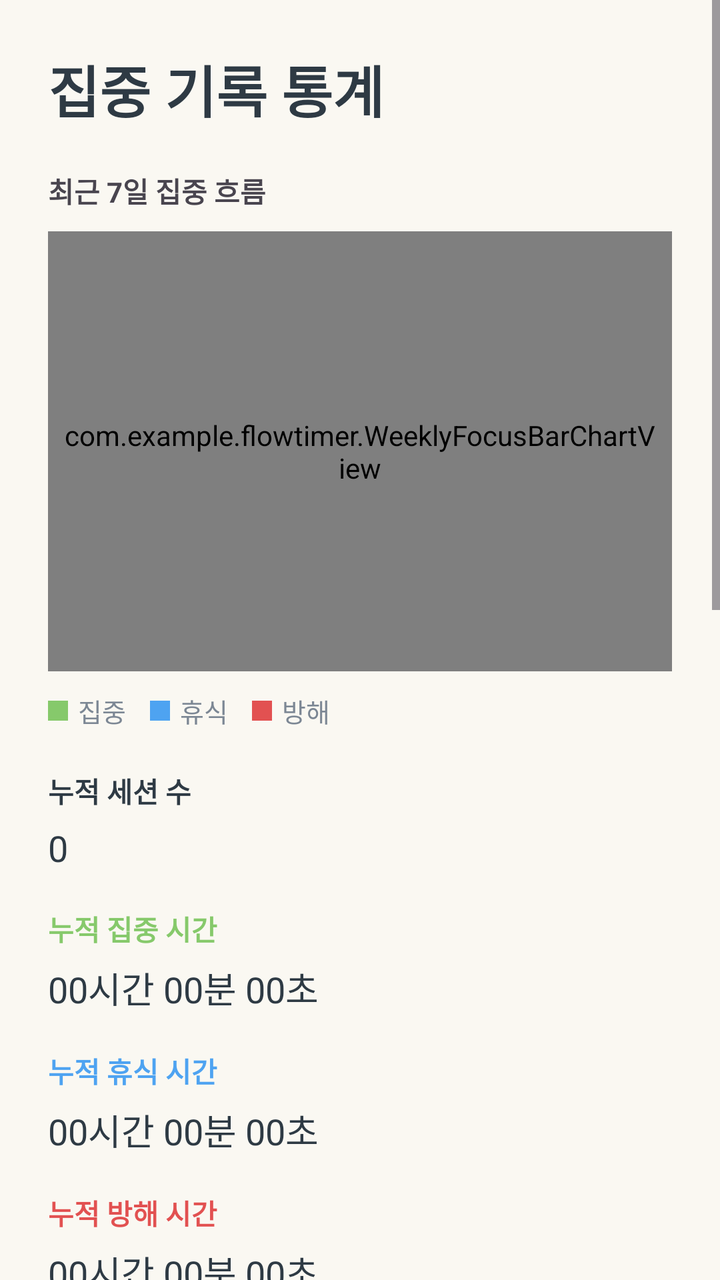
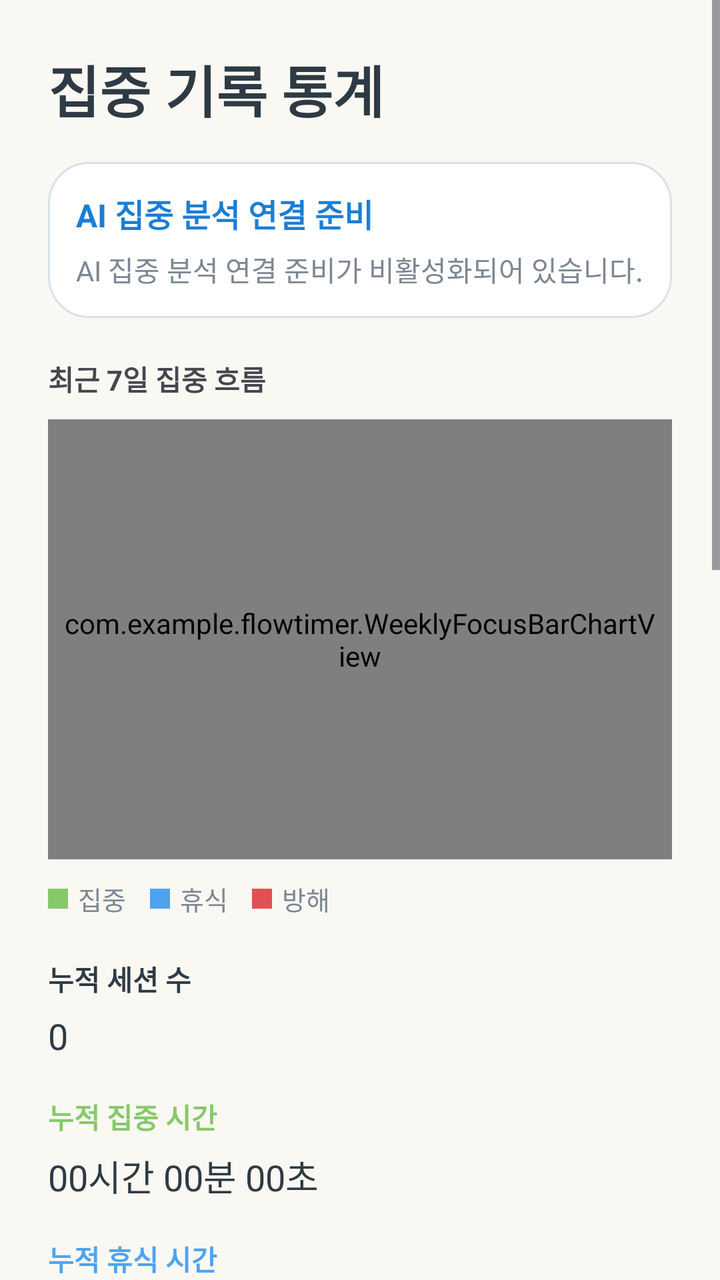

Screens rendered from an Android XML layout before and after an edit, with the pre-edit source and the edit as a unified diff.
<!-- AndroidManifest.xml: application theme Theme.FlowTimer -->
<!-- res/layout/activity_focus_stats.xml -->
<?xml version="1.0" encoding="utf-8"?>
<ScrollView xmlns:android="http://schemas.android.com/apk/res/android" android:layout_width="match_parent" android:layout_height="match_parent" android:background="@color/flow_ivory">
    <LinearLayout android:layout_width="match_parent" android:layout_height="wrap_content" android:orientation="vertical" android:padding="24dp">
        <TextView android:layout_width="wrap_content" android:layout_height="wrap_content" android:text="집중 기록 통계" android:textColor="@color/flow_text_primary" android:textSize="28sp" android:textStyle="bold"/>
        <TextView android:layout_width="wrap_content" android:layout_height="wrap_content" android:layout_marginTop="20dp" android:text="최근 7일 집중 흐름" android:textStyle="bold"/>
        <com.example.flowtimer.WeeklyFocusBarChartView android:id="@+id/chartRecentSevenDays" android:layout_width="match_parent" android:layout_height="220dp" android:layout_marginTop="10dp" android:background="@drawable/bg_card" android:padding="8dp"/>
        <LinearLayout android:layout_width="match_parent" android:layout_height="wrap_content" android:layout_marginTop="10dp" android:gravity="center_vertical" android:orientation="horizontal">
            <View android:layout_width="10dp" android:layout_height="10dp" android:background="@color/flow_button_focus"/>
            <TextView android:layout_width="wrap_content" android:layout_height="wrap_content" android:layout_marginStart="5dp" android:text="집중" android:textColor="@color/flow_text_hint" android:textSize="13sp"/>
            <View android:layout_width="10dp" android:layout_height="10dp" android:layout_marginStart="12dp" android:background="@color/flow_button_stats"/>
            <TextView android:layout_width="wrap_content" android:layout_height="wrap_content" android:layout_marginStart="5dp" android:text="휴식" android:textColor="@color/flow_text_hint" android:textSize="13sp"/>
            <View android:layout_width="10dp" android:layout_height="10dp" android:layout_marginStart="12dp" android:background="@color/flow_button_danger"/>
            <TextView android:layout_width="wrap_content" android:layout_height="wrap_content" android:layout_marginStart="5dp" android:text="방해" android:textColor="@color/flow_text_hint" android:textSize="13sp"/>
        </LinearLayout>
        <TextView android:layout_width="wrap_content" android:layout_height="wrap_content" android:layout_marginTop="20dp" android:text="누적 세션 수" android:textColor="@color/flow_text_primary" android:textStyle="bold"/>
        <TextView android:id="@+id/tvTotalSession" android:layout_width="wrap_content" android:layout_height="wrap_content" android:layout_marginTop="6dp" android:text="0" android:textColor="@color/flow_text_primary" android:textSize="18sp"/>
        <TextView android:layout_width="wrap_content" android:layout_height="wrap_content" android:layout_marginTop="18dp" android:text="누적 집중 시간" android:textColor="@color/flow_button_focus" android:textStyle="bold"/>
        <TextView android:id="@+id/tvTotalFocus" android:layout_width="wrap_content" android:layout_height="wrap_content" android:layout_marginTop="6dp" android:text="00시간 00분 00초" android:textColor="@color/flow_text_primary" android:textSize="18sp"/>
        <TextView android:layout_width="wrap_content" android:layout_height="wrap_content" android:layout_marginTop="18dp" android:text="누적 휴식 시간" android:textColor="@color/flow_button_stats" android:textStyle="bold"/>
        <TextView android:id="@+id/tvTotalBreak" android:layout_width="wrap_content" android:layout_height="wrap_content" android:layout_marginTop="6dp" android:text="00시간 00분 00초" android:textColor="@color/flow_text_primary" android:textSize="18sp"/>
        <TextView android:layout_width="wrap_content" android:layout_height="wrap_content" android:layout_marginTop="18dp" android:text="누적 방해 시간" android:textColor="@color/flow_button_danger" android:textStyle="bold"/>
        <TextView android:id="@+id/tvTotalDistraction" android:layout_width="wrap_content" android:layout_height="wrap_content" android:layout_marginTop="6dp" android:text="00시간 00분 00초" android:textColor="@color/flow_text_primary" android:textSize="18sp"/>
        <TextView android:layout_width="wrap_content" android:layout_height="wrap_content" android:layout_marginTop="18dp" android:text="평균 집중 점수" android:textColor="@color/flow_text_primary" android:textStyle="bold"/>
        <TextView android:id="@+id/tvAverageScore" android:layout_width="wrap_content" android:layout_height="wrap_content" android:layout_marginTop="6dp" android:text="0.0점" android:textColor="@color/flow_text_primary" android:textSize="18sp"/>
        <TextView android:layout_width="wrap_content" android:layout_height="wrap_content" android:layout_marginTop="24dp" android:text="총 통계 보기" android:textStyle="bold"/>
        <LinearLayout android:id="@+id/layoutOverallStats" android:layout_width="match_parent" android:layout_height="wrap_content" android:layout_marginTop="10dp" android:background="@drawable/bg_card" android:orientation="vertical" android:padding="8dp"/>
        <LinearLayout android:layout_width="match_parent" android:layout_height="wrap_content" android:layout_marginTop="24dp" android:gravity="center" android:orientation="horizontal">
            <Button android:id="@+id/btnPeriodDaily" android:layout_width="0dp" android:layout_height="44dp" android:layout_marginEnd="6dp" android:layout_weight="1" android:background="@drawable/bg_button_detail" android:backgroundTint="@color/flow_button_detail" android:text="일간" android:textColor="@color/white" android:textAllCaps="false"/>
            <Button android:id="@+id/btnPeriodWeekly" android:layout_width="0dp" android:layout_height="44dp" android:layout_marginHorizontal="6dp" android:layout_weight="1" android:background="@drawable/bg_button_detail" android:backgroundTint="@color/flow_button_detail" android:text="주간" android:textColor="@color/white" android:textAllCaps="false"/>
            <Button android:id="@+id/btnPeriodMonthly" android:layout_width="0dp" android:layout_height="44dp" android:layout_marginStart="6dp" android:layout_weight="1" android:background="@drawable/bg_button_detail" android:backgroundTint="@color/flow_button_detail" android:text="월간" android:textColor="@color/white" android:textAllCaps="false"/>
        </LinearLayout>
        <TextView android:id="@+id/tvPeriodTitle" android:layout_width="wrap_content" android:layout_height="wrap_content" android:layout_marginTop="18dp" android:text="날짜별 통계" android:textStyle="bold"/>
        <LinearLayout android:id="@+id/layoutDailyStats" android:layout_width="match_parent" android:layout_height="wrap_content" android:layout_marginTop="10dp" android:background="@drawable/bg_card" android:orientation="vertical" android:padding="8dp"/>
        <Button android:id="@+id/btnDailyDetail" android:layout_width="match_parent" android:layout_height="wrap_content" android:layout_marginTop="10dp" android:background="@drawable/bg_button_detail" android:backgroundTint="@color/flow_button_detail" android:text="기간별 자세히 보기" android:textColor="@color/white" android:textAllCaps="false"/>
        <TextView android:layout_width="wrap_content" android:layout_height="wrap_content" android:layout_marginTop="24dp" android:text="시간대별 통계" android:textStyle="bold"/>
        <LinearLayout android:id="@+id/layoutHourlyStats" android:layout_width="match_parent" android:layout_height="wrap_content" android:layout_marginTop="10dp" android:background="@drawable/bg_card" android:orientation="vertical" android:padding="8dp"/>
        <Button android:id="@+id/btnHourlyDetail" android:layout_width="match_parent" android:layout_height="wrap_content" android:layout_marginTop="10dp" android:background="@drawable/bg_button_detail" android:backgroundTint="@color/flow_button_detail" android:text="시간대별 자세히 보기" android:textColor="@color/white" android:textAllCaps="false"/>
        <TextView android:layout_width="wrap_content" android:layout_height="wrap_content" android:layout_marginTop="24dp" android:text="앱별 통계" android:textStyle="bold"/>
        <LinearLayout android:id="@+id/layoutAppStats" android:layout_width="match_parent" android:layout_height="wrap_content" android:layout_marginTop="10dp" android:background="@drawable/bg_card" android:orientation="vertical" android:padding="8dp"/>
        <Button android:id="@+id/btnAppDetail" android:layout_width="match_parent" android:layout_height="wrap_content" android:layout_marginTop="10dp" android:background="@drawable/bg_button_detail" android:backgroundTint="@color/flow_button_detail" android:text="앱별 자세히 보기" android:textColor="@color/white" android:textAllCaps="false"/>
        <Button android:id="@+id/btnGoMain" android:layout_width="match_parent" android:layout_height="56dp" android:layout_marginTop="24dp" android:background="@drawable/bg_button_red" android:backgroundTint="@color/flow_button_danger" android:text="메인 화면으로 이동" android:textColor="@color/white" android:textAllCaps="false"/>
    </LinearLayout>
</ScrollView>
<!-- resources referenced by this layout -->
<resources>
  <color name="flow_button_danger">#E25151</color>
  <color name="flow_button_detail">#4BB8A9</color>
  <color name="flow_button_focus">#86C96B</color>
  <color name="flow_button_stats">#4EA3F1</color>
  <color name="flow_ivory">#FAF8F2</color>
  <color name="flow_text_hint">#7C8794</color>
  <color name="flow_text_primary">#2E3A44</color>
  <color name="white">#FFFFFFFF</color>
  <!-- drawable bg_button_detail (drawable) -->
  <?xml version="1.0" encoding="utf-8"?>
  <shape xmlns:android="http://schemas.android.com/apk/res/android" android:shape="rectangle">
      <corners android:radius="18dp" />
      <solid android:color="@color/flow_button_detail" />
  </shape>
  <!-- drawable bg_button_red (drawable) -->
  <?xml version="1.0" encoding="utf-8"?>
  <shape xmlns:android="http://schemas.android.com/apk/res/android" android:shape="rectangle">
      <corners android:radius="18dp" />
      <solid android:color="@color/flow_button_danger" />
  </shape>
  <!-- drawable bg_card (drawable) -->
  <?xml version="1.0" encoding="utf-8"?>
  <shape xmlns:android="http://schemas.android.com/apk/res/android"
      android:shape="rectangle">
      <solid android:color="@android:color/white" />
      <corners android:radius="20dp" />
      <stroke
          android:width="1dp"
          android:color="@color/flow_line" />
  </shape>
  <style name="Theme.FlowTimer" parent="Base.Theme.FlowTimer" />
  <color name="flow_line">#D8E2EC</color>
  <style name="Base.Theme.FlowTimer" parent="Theme.Material3.Light.NoActionBar">
          <item name="colorPrimary">@color/flow_sky</item>
          <item name="colorSecondary">@color/flow_sky_dark</item>
          <item name="android:statusBarColor">@color/flow_ivory</item>
          <item name="android:navigationBarColor">@color/flow_ivory</item>
          <item name="android:windowBackground">@color/flow_ivory</item>
      </style>
  <color name="flow_sky">#3AA0F5</color>
  <color name="flow_sky_dark">#1B7ED5</color>
</resources>

<!-- the commit's change to res/layout/activity_focus_stats.xml (unified diff, before → after) -->
@@ -2,6 +2,10 @@
 <ScrollView xmlns:android="http://schemas.android.com/apk/res/android" android:layout_width="match_parent" android:layout_height="match_parent" android:background="@color/flow_ivory">
     <LinearLayout android:layout_width="match_parent" android:layout_height="wrap_content" android:orientation="vertical" android:padding="24dp">
         <TextView android:layout_width="wrap_content" android:layout_height="wrap_content" android:text="집중 기록 통계" android:textColor="@color/flow_text_primary" android:textSize="28sp" android:textStyle="bold"/>
+        <LinearLayout android:layout_width="match_parent" android:layout_height="wrap_content" android:layout_marginTop="16dp" android:background="@drawable/bg_card" android:orientation="vertical" android:padding="14dp">
+            <TextView android:layout_width="wrap_content" android:layout_height="wrap_content" android:text="AI 집중 분석 연결 준비" android:textColor="@color/flow_sky_dark" android:textSize="16sp" android:textStyle="bold"/>
+            <TextView android:id="@+id/tvAiConnectionStatus" android:layout_width="match_parent" android:layout_height="wrap_content" android:layout_marginTop="6dp" android:text="AI 집중 분석 연결 준비가 비활성화되어 있습니다." android:textColor="@color/flow_text_hint" android:textSize="14sp"/>
+        </LinearLayout>
         <TextView android:layout_width="wrap_content" android:layout_height="wrap_content" android:layout_marginTop="20dp" android:text="최근 7일 집중 흐름" android:textStyle="bold"/>
         <com.example.flowtimer.WeeklyFocusBarChartView android:id="@+id/chartRecentSevenDays" android:layout_width="match_parent" android:layout_height="220dp" android:layout_marginTop="10dp" android:background="@drawable/bg_card" android:padding="8dp"/>
         <LinearLayout android:layout_width="match_parent" android:layout_height="wrap_content" android:layout_marginTop="10dp" android:gravity="center_vertical" android:orientation="horizontal">
